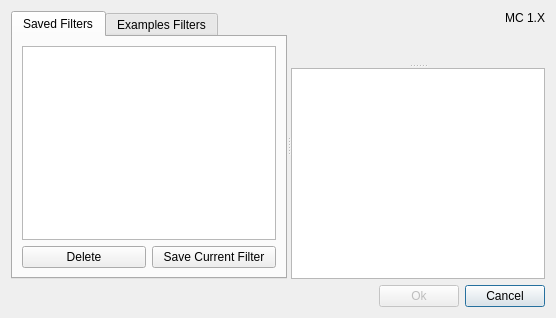
Qt form src/presetdialog.ui (Cubitect/cubiomes-viewer) before a commit.
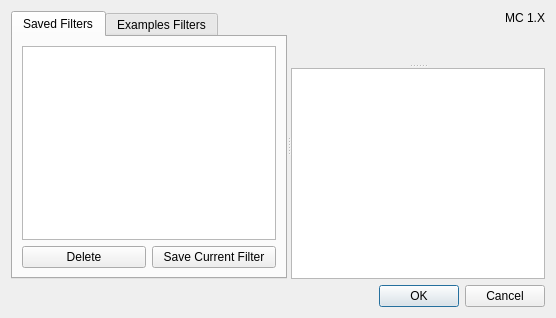
The same form after that commit. Icons and pictures are not drawn. Custom widgets are drawn as their Qt base class.

Commit message: Prefer standard buttons instead of custom buttons + translation update

What changed in the file:
```diff
--- a/src/presetdialog.ui
+++ b/src/presetdialog.ui
@@ -116,41 +116,11 @@
     </widget>
    </item>
    <item row="1" column="0">
-    <layout class="QHBoxLayout" name="horizontalLayout">
-     <item>
-      <spacer name="horizontalSpacer">
-       <property name="orientation">
-        <enum>Qt::Horizontal</enum>
-       </property>
-       <property name="sizeHint" stdset="0">
-        <size>
-         <width>0</width>
-         <height>0</height>
-        </size>
-       </property>
-      </spacer>
-     </item>
-     <item>
-      <widget class="QPushButton" name="buttonOk">
-       <property name="enabled">
-        <bool>false</bool>
-       </property>
-       <property name="text">
-        <string>Ok</string>
-       </property>
-      </widget>
-     </item>
-     <item>
-      <widget class="QPushButton" name="buttonCancel">
-       <property name="text">
-        <string>Cancel</string>
-       </property>
-       <property name="default">
-        <bool>true</bool>
-       </property>
-      </widget>
-     </item>
-    </layout>
+    <widget class="QDialogButtonBox" name="buttonBox">
+     <property name="standardButtons">
+      <set>QDialogButtonBox::Cancel|QDialogButtonBox::Ok</set>
+     </property>
+    </widget>
    </item>
   </layout>
  </widget>
```
The commit also changes 8 other files.
